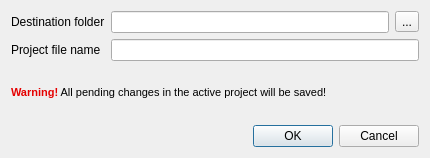
Qt form src/ugeneui/src/project_support/ui/ExportProjectDialog.ui (violethaze74/ugene) before a commit.
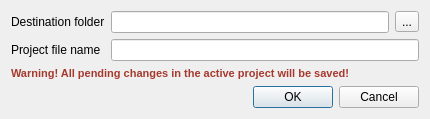
The same form after that commit.

Diff of the .ui file:
```diff
--- a/src/ugeneui/src/project_support/ui/ExportProjectDialog.ui
+++ b/src/ugeneui/src/project_support/ui/ExportProjectDialog.ui
@@ -7,11 +7,11 @@
     <x>0</x>
     <y>0</y>
     <width>430</width>
-    <height>158</height>
+    <height>116</height>
    </rect>
   </property>
   <property name="sizePolicy">
-   <sizepolicy hsizetype="Preferred" vsizetype="Minimum">
+   <sizepolicy hsizetype="Preferred" vsizetype="Fixed">
     <horstretch>0</horstretch>
     <verstretch>0</verstretch>
    </sizepolicy>
@@ -25,12 +25,18 @@
   <layout class="QGridLayout" name="gridLayout_2">
    <item row="1" column="0">
     <widget class="QLabel" name="warningLabel">
+     <property name="sizePolicy">
+      <sizepolicy hsizetype="Preferred" vsizetype="Preferred">
+       <horstretch>0</horstretch>
+       <verstretch>0</verstretch>
+      </sizepolicy>
+     </property>
      <property name="text">
       <string>&lt;!DOCTYPE HTML PUBLIC &quot;-//W3C//DTD HTML 4.0//EN&quot; &quot;http://www.w3.org/TR/REC-html40/strict.dtd&quot;&gt;
 &lt;html&gt;&lt;head&gt;&lt;meta name=&quot;qrichtext&quot; content=&quot;1&quot; /&gt;&lt;style type=&quot;text/css&quot;&gt;
 p, li { white-space: pre-wrap; }
 &lt;/style&gt;&lt;/head&gt;&lt;body style=&quot; font-family:'MS Shell Dlg 2'; font-size:8.25pt; font-weight:400; font-style:normal;&quot;&gt;
-&lt;p style=&quot; margin-top:0px; margin-bottom:0px; margin-left:0px; margin-right:0px; -qt-block-indent:0; text-indent:0px;&quot;&gt;&lt;span style=&quot; font-size:8pt; font-weight:600; color:#e50000;&quot;&gt;Warning!&lt;/span&gt;&lt;span style=&quot; font-size:8pt;&quot;&gt; All pending changes in the active project will be saved!&lt;/span&gt;&lt;/p&gt;&lt;/body&gt;&lt;/html&gt;</string>
+&lt;p style=&quot; margin-top:0px; margin-bottom:0px; margin-left:0px; margin-right:0px; -qt-block-indent:0; text-indent:0px;&quot;&gt;&lt;span style=&quot; font-size:8pt; font-weight:600; color:#a6392e;&quot;&gt;Warning! All pending changes in the active project will be saved!&lt;/span&gt;&lt;/p&gt;&lt;/body&gt;&lt;/html&gt;</string>
      </property>
     </widget>
    </item>
```
